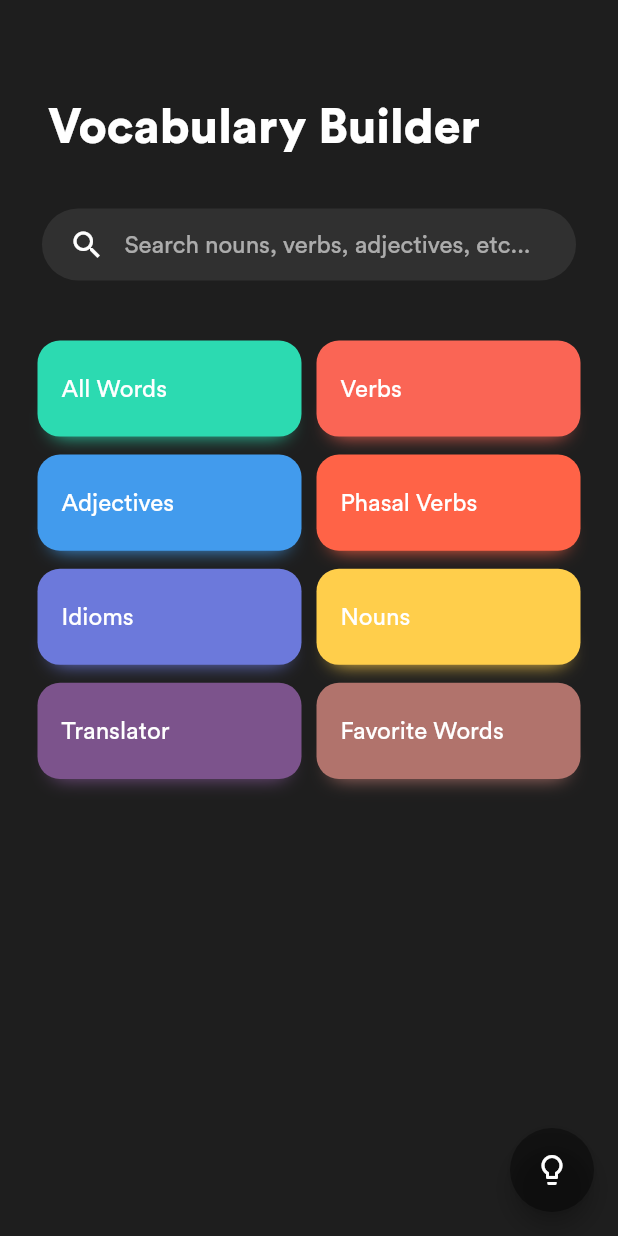
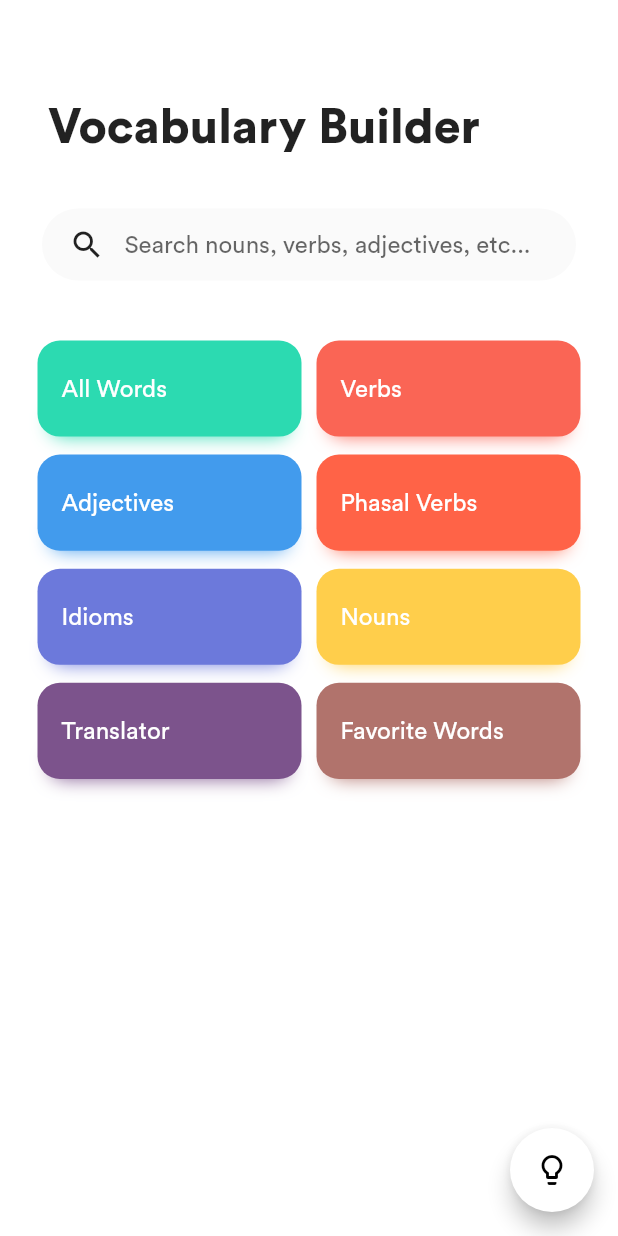
Before and after one commit to JoshuaR503/Vocabulary-Builder, a Flutter app: the screen it shows after launch, after a tap on the "lightbulb outline" icon, on a phone screen of 412 x 824 dp. Run offline on Flutter 3.47's test engine with Material 2 defaults, Android fonts, the phone set to English and light mode, and no system bars; our stand-ins replace audioplayers, bloc, dio, equatable, flutter_bloc, flutter_cache_manager and 4 more; missing offline and left inert: firebase_admob, flutter_web_browser, material_search; accounts and stored records are empty; network calls fail.

Commit message:
Theme can be changed during runtime

```diff
--- a/lib/main.dart
+++ b/lib/main.dart
@@ -116,15 +116,23 @@
 
 import 'package:flutter/material.dart';
 import 'package:flutter_bloc/flutter_bloc.dart';
+import 'package:shared_preferences/shared_preferences.dart';
+
 import 'package:vocabulary_builder/utils/settings.dart';
+
 import 'package:vocabulary_builder/v2/screens/category/category.dart';
 import 'package:vocabulary_builder/v2/screens/home/home.dart';
+
 import 'package:vocabulary_builder/v2/themes/bloc/bloc.dart';
+import 'package:vocabulary_builder/v2/themes/themes.dart';
 import 'package:vocabulary_builder/v2/widgets/animations/route.dart';
 
-void main() => runApp(MyApp());
+void main() async {
+  runApp( VocabularyBuilderApp());
+}
 
-class MyApp extends StatelessWidget {
+class VocabularyBuilderApp extends StatelessWidget {
+
   Route _getRoute(RouteSettings settings) {
     switch (settings.name) {
       case "/":
@@ -140,7 +148,6 @@ class MyApp extends StatelessWidget {
 
   Widget _build(BuildContext context, ThemeState state) {
     return MaterialApp(
-      color: Colors.white,
       title: appname,
       theme: state.themeData,
       onGenerateRoute: _getRoute,
--- a/lib/v2/screens/home/home.dart
+++ b/lib/v2/screens/home/home.dart
@@ -1,5 +1,6 @@
 import 'package:flutter/material.dart';
 import 'package:flutter_bloc/flutter_bloc.dart';
+import 'package:shared_preferences/shared_preferences.dart';
 
 import 'package:vocabulary_builder/v2/config/config.dart';
 import 'package:vocabulary_builder/v2/widgets/components/container.dart';
@@ -7,7 +8,6 @@ import 'package:vocabulary_builder/v2/widgets/components/container.dart';
 import 'package:vocabulary_builder/v2/screens/home/widgets/search.dart';
 import 'package:vocabulary_builder/v2/screens/home/widgets/category_list.dart';
 
-import 'package:vocabulary_builder/v2/themes/themes.dart';
 import 'package:vocabulary_builder/v2/themes/bloc/bloc.dart';
 
 class Home extends StatefulWidget {
@@ -27,10 +27,18 @@ class _HomeState extends State<Home> {
     super.dispose();
   }
 
-  void _changeTheme() {
+  void _changeTheme() async {
+
+    final sp = await SharedPreferences.getInstance();
+    final currentTheme = sp.getString('app_theme') ?? false;
+    final bool isLight = currentTheme == 'Light';
+    final String theme = isLight
+    ? 'Dark'
+    : 'Light';
+
     BlocProvider
       .of<ThemeBloc>(context)
-      .dispatch(ThemeChanged(theme: AppTheme.Dark));
+      .dispatch(ThemeChanged(theme: theme));
   }
 
   Widget _buildAppTitle() {
--- a/lib/v2/themes/bloc/theme_bloc.dart
+++ b/lib/v2/themes/bloc/theme_bloc.dart
@@ -1,12 +1,14 @@
 import 'dart:async';
+
 import 'package:bloc/bloc.dart';
 import 'package:vocabulary_builder/v2/themes/themes.dart';
 import './bloc.dart';
 
 class ThemeBloc extends Bloc<ThemeEvent, ThemeState> {
+
   @override
   ThemeState get initialState => ThemeState(
-    themeData: appTheme[AppTheme.Light]
+    themeData: appTheme['Dark']
   );
 
   @override
--- a/lib/v2/themes/bloc/theme_event.dart
+++ b/lib/v2/themes/bloc/theme_event.dart
@@ -1,5 +1,6 @@
 import 'package:equatable/equatable.dart';
-import 'package:vocabulary_builder/v2/themes/themes.dart';
+import 'package:flutter/material.dart';
+import 'package:shared_preferences/shared_preferences.dart';
 import 'package:meta/meta.dart';
 
 abstract class ThemeEvent extends Equatable {
@@ -7,9 +8,16 @@ abstract class ThemeEvent extends Equatable {
 }
 
 class ThemeChanged extends ThemeEvent {
-  final AppTheme theme;
+  final String theme;
 
-  ThemeChanged({ @required this.theme }) : super([theme]);
+  ThemeChanged({ @required this.theme }) : super([theme]) {
+    this._saveTheme();
+  }
 
-  // TODO: Save to local database.
+  void _saveTheme() async {
+    final theme = this.theme.toString();
+    final SharedPreferences
+    prefs = await SharedPreferences.getInstance();
+    prefs.setString('app_theme', theme);
+  }
 }
--- a/lib/v2/themes/themes.dart
+++ b/lib/v2/themes/themes.dart
@@ -1,12 +1,8 @@
 import 'package:flutter/material.dart';
 
-enum AppTheme {
-  Light,
-  Dark
-}
 
-final Map<AppTheme, ThemeData> appTheme = {
-  AppTheme.Dark: ThemeData(
+final Map<String, ThemeData> appTheme = {
+  "Dark": ThemeData(
     fontFamily: 'CircularStd',
     brightness: Brightness.dark,
     accentColor: Colors.black38,
@@ -16,7 +12,7 @@ final Map<AppTheme, ThemeData> appTheme = {
     )
   ),
 
-  AppTheme.Light: ThemeData(
+  "Light": ThemeData(
     fontFamily: 'CircularStd',
     brightness: Brightness.light,
     accentColor: Colors.white,
```
Also changed, not shown: pubspec.yaml (+15 -17 lines).
